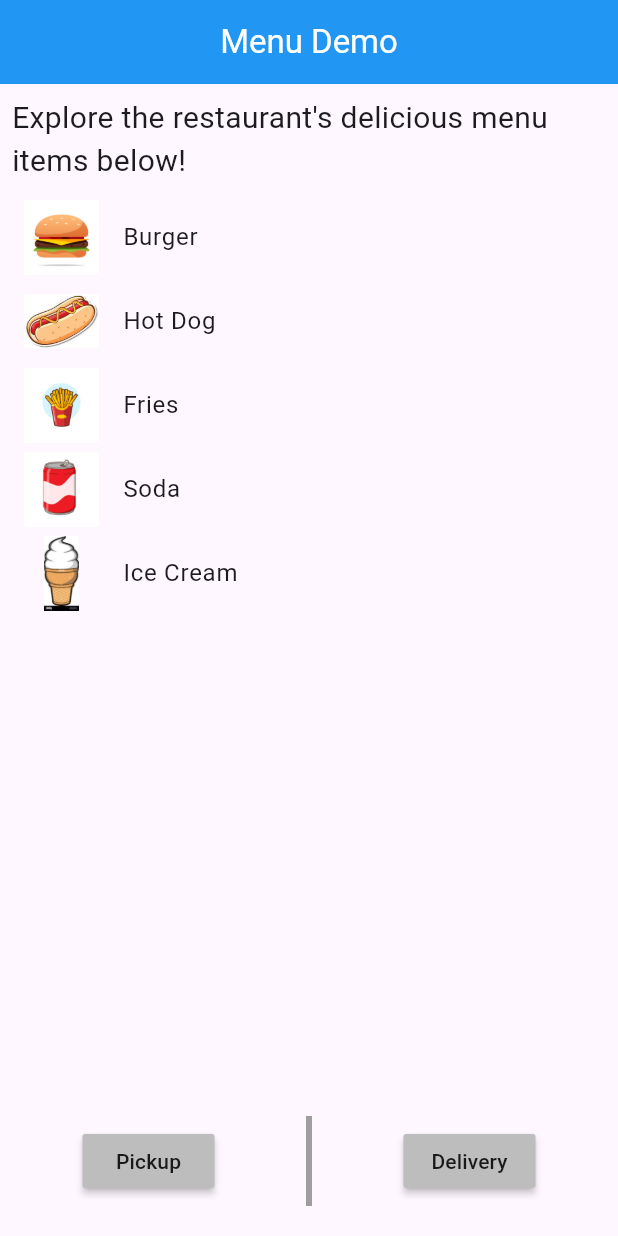
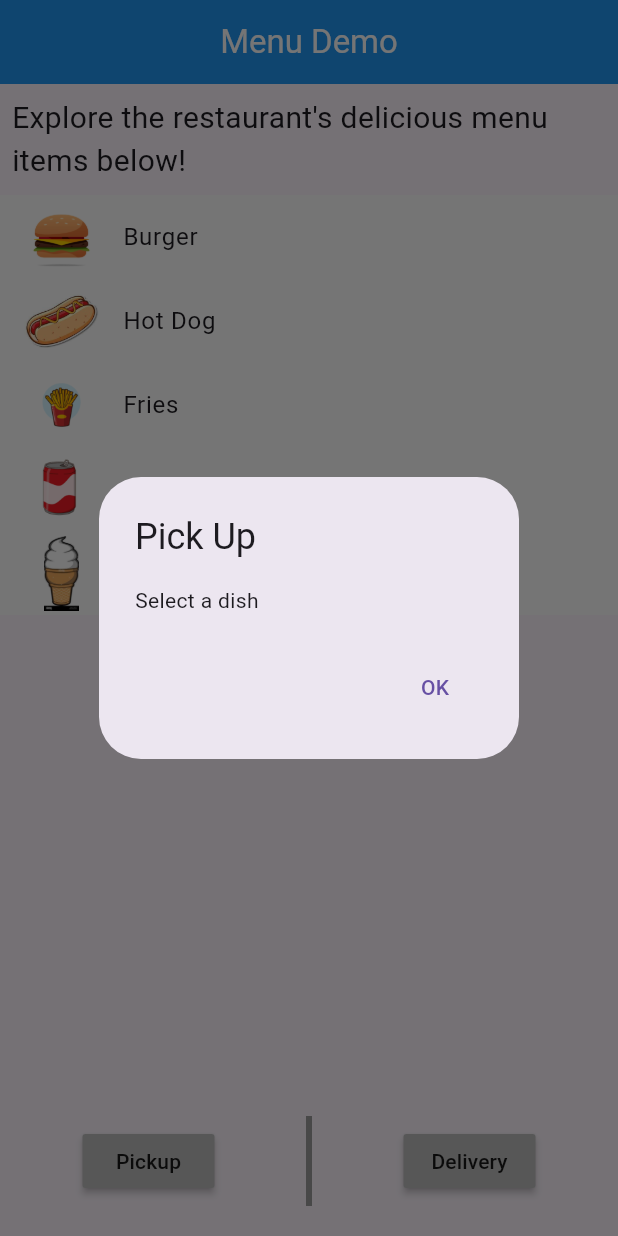
Before and after one commit to josefranciscogv/PMD_T3, a Flutter app: the screen it shows after launch, after a tap on "Pickup", on a phone screen of 412 x 824 dp. Run offline on Flutter 3.47's test engine with Material 3 defaults, Android fonts, the phone set to English and light mode, and no system bars.

Commit message:
Added Functionality

```diff
--- a/lib/main.dart
+++ b/lib/main.dart
@@ -14,8 +14,36 @@ class MyApp extends StatelessWidget {
   }
 }
 
-class HomePage extends StatelessWidget {
+class HomePage extends StatefulWidget {
   HomePage({Key? key});
+
+  @override
+  State<HomePage> createState() => _HomePageState();
+}
+
+class _HomePageState extends State<HomePage> {
+  var _isBurguerSelected = false;
+  var _isHotDogSelected = false;
+  var _isFriesSelected = false;
+  var _isSodaSelected = false;
+  var _isIceCreamSelected = false;
+
+  void _cleanSelections() {
+    _isBurguerSelected = false;
+    _isHotDogSelected = false;
+    _isFriesSelected = false;
+    _isSodaSelected = false;
+    _isIceCreamSelected = false;
+  }
+
+  String _getSelectedDish() {
+    if (_isBurguerSelected) return 'Burger';
+    if (_isHotDogSelected) return 'Hot Dog';
+    if (_isFriesSelected) return 'Fries';
+    if (_isSodaSelected) return 'Soda';
+    if (_isIceCreamSelected) return 'Ice Cream';
+    return 'Select a dish';
+  }
 
   @override
   Widget build(BuildContext context) {
@@ -44,53 +72,108 @@ class HomePage extends StatelessWidget {
             child: ListView(
               children: [
                 GestureDetector(
+                  onTap: () {
+                    if (_isBurguerSelected) {
+                      _cleanSelections();
+                    } else {
+                      _cleanSelections();
+                      _isBurguerSelected = true;
+                    }
+                    setState(() {});
+                  },
                   child: ListTile(
                     leading: Image.asset(
                       'assets/burguer.jpg',
-                      width: 50, // Adjust the width as needed
-                      height: 50, // Adjust the height as needed
+                      width: 50,
+                      height: 50,
                     ),
                     title: Text("Burger"),
+                    tileColor:
+                        _isBurguerSelected ? Colors.blue[800] : Colors.white,
                   ),
                 ),
                 GestureDetector(
+                  onTap: () {
+                    if (_isHotDogSelected) {
+                      _cleanSelections();
+                    } else {
+                      _cleanSelections();
+                      _isHotDogSelected = true;
+                    }
+                    setState(() {});
+                  },
                   child: ListTile(
                     leading: Image.asset(
                       'assets/hotdog.jpg',
-                      width: 50, // Adjust the width as needed
-                      height: 50, // Adjust the height as needed
+                      width: 50,
+                      height: 50,
                     ),
                     title: Text("Hot Dog"),
+                    tileColor:
+                        _isHotDogSelected ? Colors.blue[800] : Colors.white,
                   ),
                 ),
                 GestureDetector(
+                  onTap: () {
+                    if (_isFriesSelected) {
+                      _cleanSelections();
+                    } else {
+                      _cleanSelections();
+                      _isFriesSelected = true;
+                    }
+                    setState(() {});
+                  },
                   child: ListTile(
                     leading: Image.asset(
                       'assets/fries.png',
-                      width: 50, // Adjust the width as needed
-                      height: 50, // Adjust the height as needed
+                      width: 50,
+                      height: 50,
                     ),
                     title: Text("Fries"),
+                    tileColor:
+                        _isFriesSelected ? Colors.blue[800] : Colors.white,
                   ),
                 ),
                 GestureDetector(
+                  onTap: () {
+                    if (_isSodaSelected) {
+                      _cleanSelections();
+                    } else {
+                      _cleanSelections();
+                      _isSodaSelected = true;
+                    }
+                    setState(() {});
+                  },
                   child: ListTile(
                     leading: Image.asset(
                       'assets/soda.png',
-                      width: 50, // Adjust the width as needed
-                      height: 50, // Adjust the height as needed
+                      width: 50,
+                      height: 50,
                     ),
                     title: Text("Soda"),
+                    tileColor:
+                        _isSodaSelected ? Colors.blue[800] : Colors.white,
                   ),
                 ),
                 GestureDetector(
+                  onTap: () {
+                    if (_isIceCreamSelected) {
+                      _cleanSelections();
+                    } else {
+                      _cleanSelections();
+                      _isIceCreamSelected = true;
+                    }
+                    setState(() {});
+                  },
                   child: ListTile(
                     leading: Image.asset(
                       'assets/icecream.jpg',
-                      width: 50, // Adjust the width as needed
-                      height: 50, // Adjust the height as needed
+                      width: 50,
+                      height: 50,
                     ),
                     title: Text("Ice Cream"),
+                    tileColor:
+                        _isIceCreamSelected ? Colors.blue[800] : Colors.white,
                   ),
                 ),
               ],
@@ -103,7 +186,24 @@ class HomePage extends StatelessWidget {
               crossAxisAlignment: CrossAxisAlignment.center,
               children: [
                 MaterialButton(
-                  onPressed: () {},
+                  onPressed: () {
+                    String selectedDish = _getSelectedDish();
+                    showDialog(
+                        context: context,
+                        builder: (BuildContext context) {
+                          return AlertDialog(
+                            title: Text('Pick Up'),
+                            content: Text("$selectedDish"),
+                            actions: [
+                              TextButton(
+                                  onPressed: () {
+                                    Navigator.of(context).pop();
+                                  },
+                                  child: Text("OK"))
+                            ],
+                          );
+                        });
+                  },
                   child: Text("Pickup"),
                   color: Colors.grey.shade400,
                 ),
@@ -114,7 +214,24 @@ class HomePage extends StatelessWidget {
                   endIndent: 20,
                 ),
                 MaterialButton(
-                  onPressed: () {},
+                  onPressed: () {
+                    String selectedDish = _getSelectedDish();
+                    showDialog(
+                        context: context,
+                        builder: (BuildContext context) {
+                          return AlertDialog(
+                            title: Text('Delivery'),
+                            content: Text("$selectedDish"),
+                            actions: [
+                              TextButton(
+                                  onPressed: () {
+                                    Navigator.of(context).pop();
+                                  },
+                                  child: Text("OK"))
+                            ],
+                          );
+                        });
+                  },
                   child: Text("Delivery"),
                   color: Colors.grey.shade400,
                 ),
```
